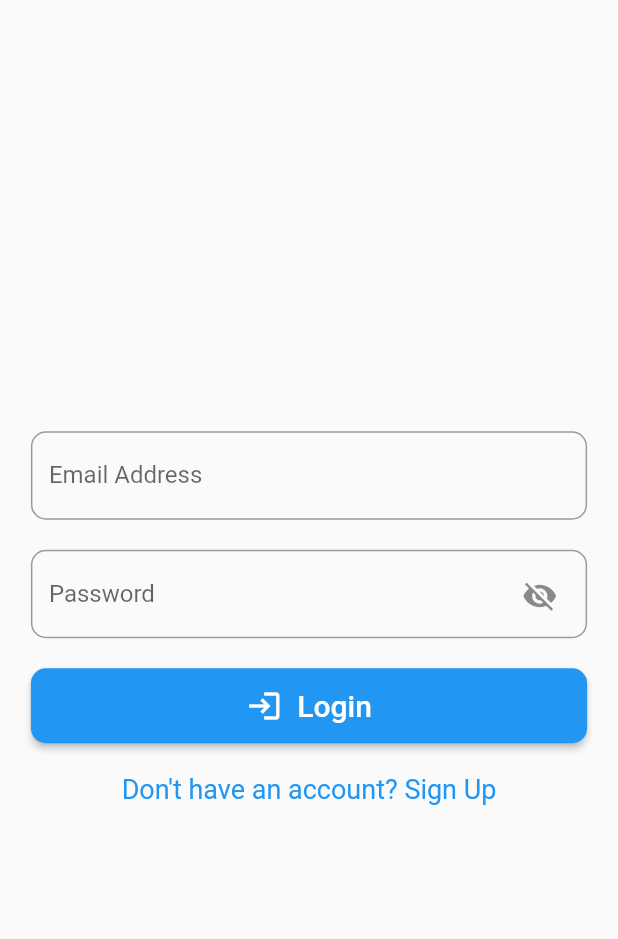
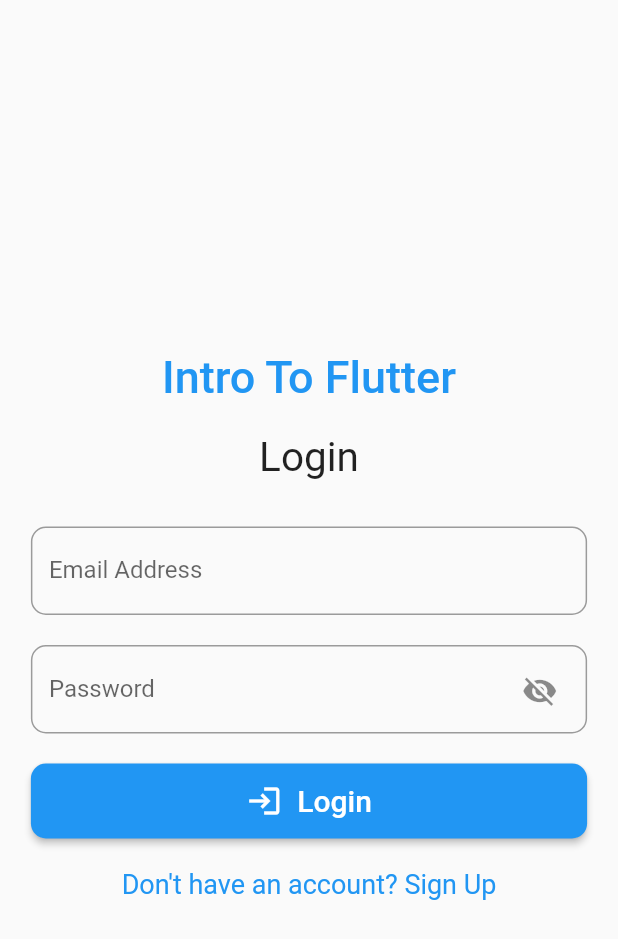
Before and after one commit to Caerfyre/intro_to_flutter, a Flutter app: the screen it shows after launch, on a phone screen of 412 x 824 dp. Shown: the top 939 px of the screen. Run offline on Flutter 3.47's test engine with Material 2 defaults, Android fonts, the phone set to English and light mode, and no system bars; missing offline and left inert: bs_flutter_buttons.

Commit message:
add login title

```diff
--- a/lib/screens/LoginScreen.dart
+++ b/lib/screens/LoginScreen.dart
@@ -29,6 +29,28 @@ class _LoginScreenState extends State<LoginScreen> {
                 width: screenWidth * .9,
                 child: Column(
                   children: [
+                    Container(
+                      alignment: Alignment.center,
+                      padding: const EdgeInsets.all(10),
+                      child: const Text(
+                        'Intro To Flutter',
+                        style: TextStyle(
+                            color: Colors.blue,
+                            fontWeight: FontWeight.w500,
+                            fontSize: 30),
+                      ),
+                    ),
+                    Container(
+                      alignment: Alignment.center,
+                      padding: const EdgeInsets.all(10),
+                      child: const Text(
+                        'Login',
+                        style: TextStyle(fontSize: 27),
+                      ),
+                    ),
+                    const SizedBox(
+                      height: 20,
+                    ),
                     CustTextField(
                         labelText: "Email Address",
                         hintText: "Enter Email Address",
```
